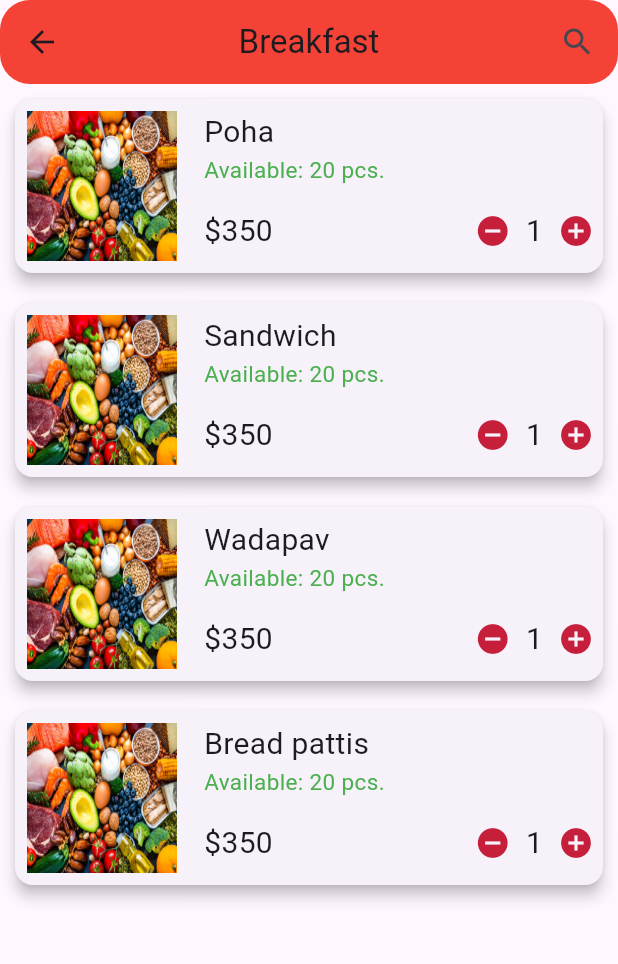
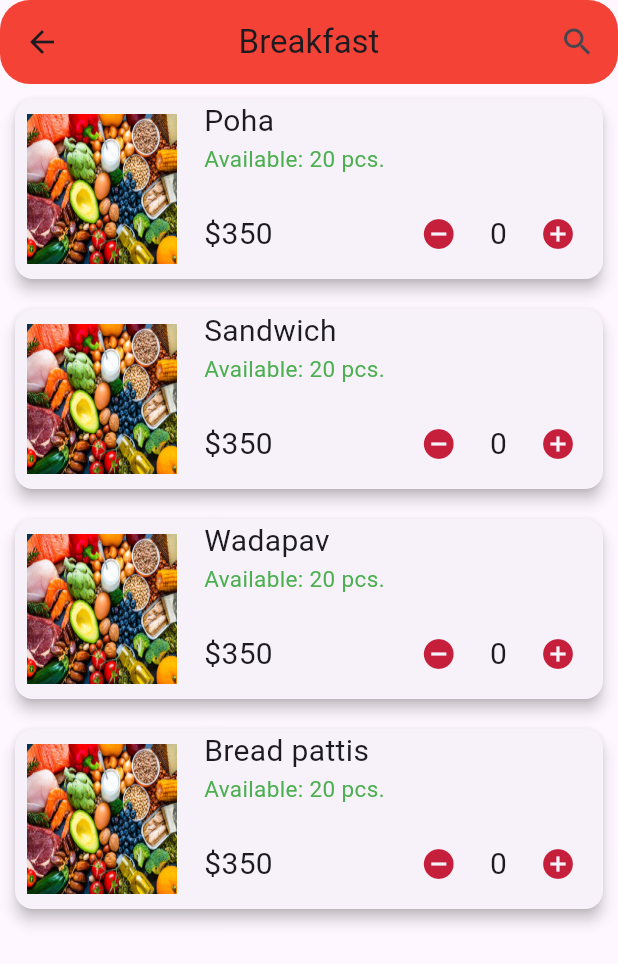
Before and after one commit to purveeagrawal16/CanteenManagement, a Flutter app: the MyHomePage screen opened directly, after a tap on "Breakfast", on a phone screen of 412 x 824 dp. Shown: the top 964 px of the screen. Run offline on Flutter 3.47's test engine with Material 3 defaults, Android fonts, the phone set to English and light mode, and no system bars; missing offline and left inert: dart:ffi.

Commit message:
second commit

```diff
--- a/lib/breakfast/breakfast.dart
+++ b/lib/breakfast/breakfast.dart
@@ -25,7 +25,9 @@ class Bfastpage extends StatelessWidget {
         actions: [
           IconButton(
             icon: Icon(Icons.search),
-            onPressed: () {},
+            onPressed: () {
+
+            },
           ),
           SizedBox(
             width: 3,
--- a/lib/breakfast/foodtile.dart
+++ b/lib/breakfast/foodtile.dart
@@ -1,8 +1,27 @@
 import 'package:flutter/material.dart';
 
-class Foodtile extends StatelessWidget {
+class Foodtile extends StatefulWidget {
   final String? item;
   Foodtile({this.item});
+
+  @override
+  State<Foodtile> createState() => _FoodtileState();
+}
+
+class _FoodtileState extends State<Foodtile> {
+  int _counter = 0;
+
+  void _incrementCount() {
+    setState(() {
+      _counter++;
+    });
+  }
+
+  void _decrementCount() {
+    setState(() {
+      _counter--;
+    });
+  }
 
   @override
   Widget build(BuildContext context) {
@@ -30,7 +49,7 @@ class Foodtile extends StatelessWidget {
                   crossAxisAlignment: CrossAxisAlignment.start,
                   children: [
                     Text(
-                      item!,
+                      widget.item!,
                       style: TextStyle(fontSize: 20),
                     ),
                     const Text(
@@ -40,7 +59,7 @@ class Foodtile extends StatelessWidget {
                     const SizedBox(
                       height: 10,
                     ),
-                    const Row(
+                    Row(
                       mainAxisAlignment: MainAxisAlignment.spaceBetween,
                       children: [
                         Text(
@@ -52,16 +71,28 @@ class Foodtile extends StatelessWidget {
                           child: Row(
                             mainAxisAlignment: MainAxisAlignment.start,
                             children: [
-                              Icon(
-                                Icons.remove_circle,
-                                color: Color(0xFFC51F3B),
+                              IconButton(
+                                onPressed: (){
+                                  if(_counter > 0)
+                                  {
+                                    _decrementCount();
+                                  }
+                                  else print("Negative");
+                                },
+                                icon: const Icon(
+                                  Icons.remove_circle,
+                                  color: Color(0xFFC51F3B),
+                                ),
                               ),
                               SizedBox(width: 10),
-                              Text("1", style: TextStyle(fontSize: 20)),
+                              Text("$_counter", style: TextStyle(fontSize: 20)),
                               SizedBox(width: 10),
-                              Icon(
-                                Icons.add_circle,
-                                color: Color(0xFFC51F3B),
+                              IconButton(
+                                onPressed: _incrementCount,
+                                icon: Icon(
+                                  Icons.add_circle,
+                                  color: Color(0xFFC51F3B),
+                                ),
                               ),
                             ],
                           ),
--- a/lib/home/homepage.dart
+++ b/lib/home/homepage.dart
@@ -5,6 +5,7 @@ import 'package:canteen/home/top_picks.dart';
 import 'package:flutter/material.dart';
 import '../breakfast/breakfast.dart';
 import '../check_out/cart_screen.dart';
+import 'package:canteen/breakfast/foodtile.dart';
 
 class MyHomePage extends StatefulWidget {
   const MyHomePage({super.key});
@@ -16,8 +17,7 @@ class MyHomePage extends StatefulWidget {
 class _MyHomePageState extends State<MyHomePage> {
   @override
   Widget build(BuildContext context) {
-    final List<String> l1 = ["Poha", "Wadapav", "Bread pattis"];
-
+    final List<String> l1 = ["Poha", "Sandwich", "Wadapav", "Bread pattis"];
     return Scaffold(
       appBar: AppBar(
         backgroundColor: Colors.red,
@@ -211,10 +211,10 @@ class _MyHomePageState extends State<MyHomePage> {
           ),
           Expanded(
             child: ListView.builder(
+                itemCount: l1.length,
                 itemBuilder: (context, index) {
-                  return TopPicks(item: l1[index]);
-                },
-                itemCount: l1.length),
+                  return Foodtile(item: l1[index]);
+                }),
           ),
         ],
       ),
--- a/pubspec.yaml
+++ b/pubspec.yaml
@@ -35,6 +35,9 @@ dependencies:
   # The following adds the Cupertino Icons font to your application.
   # Use with the CupertinoIcons class for iOS style icons.
   cupertino_icons: ^1.0.2
+  razorpay_flutter: ^1.2.7
+  fluttertoast: ^8.2.4
+
 
 dev_dependencies:
   flutter_test:
```
Also changed, not shown: lib/check_out/cart_screen.dart (+9 -2 lines), pubspec.lock, 9 other files.
